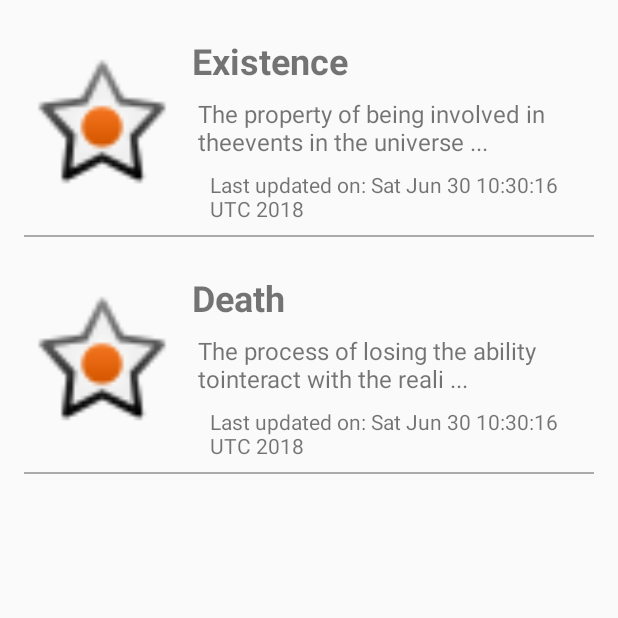
After one commit to EddyMM/life-today-journal-app, an Android app: the EntryListActivity screen opened directly, with no data from a screen before it, on a phone screen of 412 x 824 dp, the top half of it. The commit adds this screen. Run offline under Robolectric (Android 15) with nearby library versions, the phone set to English and light mode, and no system bars.

Commit message:
Display entry list using recyclerview

```diff
--- a/app/build.gradle
+++ b/app/build.gradle
@@ -27,6 +27,7 @@ dependencies {
     implementation 'com.android.support:appcompat-v7:27.1.1'
     implementation 'com.android.support:design:27.1.1'
     implementation 'com.android.support.constraint:constraint-layout:1.1.2'
+    implementation 'com.android.support:recyclerview-v7:27.1.1'
     implementation 'com.google.firebase:firebase-core:16.0.1'
 
     implementation 'com.google.firebase:firebase-auth:16.0.2'
--- a/app/src/main/AndroidManifest.xml
+++ b/app/src/main/AndroidManifest.xml
@@ -18,6 +18,9 @@
                 <category android:name="android.intent.category.LAUNCHER"/>
             </intent-filter>
         </activity>
+
+        <activity android:name=".views.Entries.EntryListActivity"
+            android:launchMode="singleTop" />
     </application>
 
 </manifest>
--- /dev/null
+++ b/app/src/main/java/com/solo/lifetoday/Constants.java
@@ -0,0 +1,9 @@
+package com.solo.lifetoday;
+
+/**
+ * @author eddy.
+ */
+
+public class Constants {
+    public static final int ENTRY_ITEM_EXCERPT_SIZE = 60;
+}
--- /dev/null
+++ b/app/src/main/java/com/solo/lifetoday/models/Entry.java
@@ -0,0 +1,50 @@
+package com.solo.lifetoday.models;
+
+import java.util.Date;
+
+/**
+ * @author eddy.
+ */
+
+public class Entry {
+    private String mTitle, mContent;
+    private Date mCreatedOn, mLastUpdatedOn;
+
+    public Entry(String title, String content) {
+        mTitle = title;
+        mContent = content;
+        mCreatedOn = new Date();
+    }
+
+    public String getTitle() {
+        return mTitle;
+    }
+
+    public void setTitle(String title) {
+        mTitle = title;
+    }
+
+    public String getContent() {
+        return mContent;
+    }
+
+    public void setContent(String content) {
+        mContent = content;
+    }
+
+    public Date getCreatedOn() {
+        return mCreatedOn;
+    }
+
+    public void setCreatedOn(Date createdOn) {
+        mCreatedOn = createdOn;
+    }
+
+    public Date getLastUpdatedOn() {
+        return (mLastUpdatedOn == null) ? mCreatedOn : mLastUpdatedOn;
+    }
+
+    public void setLastUpdatedOn(Date lastUpdatedOn) {
+        mLastUpdatedOn = lastUpdatedOn;
+    }
+}
--- /dev/null
+++ b/app/src/main/java/com/solo/lifetoday/views/Entries/EntryListActivity.java
@@ -0,0 +1,16 @@
+package com.solo.lifetoday.views.Entries;
+
+import android.support.v4.app.Fragment;
+
+import com.solo.lifetoday.views.SingleFragmentActivity;
+
+/**
+ * @author eddy.
+ */
+
+public class EntryListActivity extends SingleFragmentActivity {
+    @Override
+    protected Fragment createFragment() {
+        return new EntryListFragment();
+    }
+}
--- /dev/null
+++ b/app/src/main/java/com/solo/lifetoday/views/Entries/EntryListFragment.java
@@ -0,0 +1,103 @@
+package com.solo.lifetoday.views.Entries;
+
+import android.os.Bundle;
+import android.support.annotation.NonNull;
+import android.support.annotation.Nullable;
+import android.support.v4.app.Fragment;
+import android.support.v7.widget.LinearLayoutManager;
+import android.support.v7.widget.RecyclerView;
+import android.view.LayoutInflater;
+import android.view.View;
+import android.view.ViewGroup;
+import android.widget.TextView;
+
+import com.solo.lifetoday.Constants;
+import com.solo.lifetoday.R;
+import com.solo.lifetoday.models.Entry;
+
+import java.util.ArrayList;
+
+/**
+ * @author eddy.
+ */
+
+public class EntryListFragment extends Fragment {
+    RecyclerView mEntriesRecyclerView;
+
+    @Override
+    public void onCreate(@Nullable Bundle savedInstanceState) {
+        super.onCreate(savedInstanceState);
+    }
+
+    @Nullable
+    @Override
+    public View onCreateView(@NonNull LayoutInflater inflater, @Nullable ViewGroup container,
+            @Nullable Bundle savedInstanceState) {
+        View fragmentView = inflater.inflate(R.layout.entry_list_fragment, container, false);
+
+        mEntriesRecyclerView = fragmentView.findViewById(R.id.entriesRecyclerView);
+        ArrayList<Entry> entries = new ArrayList<>();
+        entries.add(new Entry("Existence", "The property of being involved in the"
+                + "events in the universe"));
+        entries.add(new Entry("Death", "The process of losing the ability to"
+                + "interact with the reality assumed to be life"));
+        mEntriesRecyclerView.setLayoutManager(new LinearLayoutManager(requireContext()));
+        mEntriesRecyclerView.setAdapter(new EntriesAdapter(entries));
+
+        return fragmentView;
+    }
+
+    /**
+     * Adapter to provide the entries
+     */
+    private class EntriesAdapter extends RecyclerView.Adapter<EntryViewHolder> {
+        private ArrayList<Entry> mEntries;
+
+        EntriesAdapter(ArrayList<Entry> entries) {
+            mEntries = entries;
+        }
+
+        @NonNull
+        @Override
+        public EntryViewHolder onCreateViewHolder(@NonNull ViewGroup parent, int viewType) {
+            View entryView = LayoutInflater.from(requireContext())
+                    .inflate(R.layout.entry_view, parent, false);
+
+            return new EntryViewHolder(entryView);
+        }
+
+        @Override
+        public void onBindViewHolder(@NonNull EntryViewHolder holder, int position) {
+            holder.bind(mEntries.get(position));
+        }
+
+        @Override
+        public int getItemCount() {
+            return mEntries.size();
+        }
+    }
+
+    /**
+     * ViewHolder for an entry in the journal
+     */
+    private class EntryViewHolder extends RecyclerView.ViewHolder {
+        private TextView mTitleTextView, mContentTextView, mLastUpdatedOnTextView;
+
+        EntryViewHolder(View itemView) {
+            super(itemView);
+            mTitleTextView = itemView.findViewById(R.id.titleTextView);
+            mContentTextView = itemView.findViewById(R.id.contentTextView);
+            mLastUpdatedOnTextView = itemView.findViewById(R.id.lastUpdatedOnTextView);
+        }
+
+        void bind(Entry entry) {
+            mTitleTextView.setText(entry.getTitle());
+            mContentTextView.setText(String.format("%s %s",
+                    entry.getContent().substring(0, Constants.ENTRY_ITEM_EXCERPT_SIZE-1),
+                    getString(R.string.continuation_symbol)));
+            mLastUpdatedOnTextView.setText(String.format("%s %s",
+                    getString(R.string.last_update_on),
+                    entry.getLastUpdatedOn().toString()));
+        }
+    }
+}
--- a/app/src/main/java/com/solo/lifetoday/views/SignIn/SignInFragment.java
+++ b/app/src/main/java/com/solo/lifetoday/views/SignIn/SignInFragment.java
@@ -26,6 +26,7 @@ import com.google.firebase.auth.FirebaseAuth;
 import com.google.firebase.auth.GoogleAuthProvider;
 import com.solo.lifetoday.R;
 import com.solo.lifetoday.presenters.SignInPresenter;
+import com.solo.lifetoday.views.Entries.EntryListActivity;
 
 /**
  * @author eddy.
@@ -150,6 +151,8 @@ public class SignInFragment extends Fragment implements SignInPresenter.View {
             Log.d(TAG, "signInWithCredential: success");
             // FirebaseUser user = mFirebaseAuth.getCurrentUser();
             // TODO Start the Journal List Activity
+            Intent entryListIntent = new Intent(requireActivity(), EntryListActivity.class);
+            startActivity(entryListIntent);
         } else {
             Log.w(TAG,
                     "Signin with credentials failed",
--- a/app/src/main/java/com/solo/lifetoday/views/SingleFragmentActivity.java
+++ b/app/src/main/java/com/solo/lifetoday/views/SingleFragmentActivity.java
@@ -5,6 +5,7 @@ import android.support.annotation.Nullable;
 import android.support.v4.app.Fragment;
 import android.support.v4.app.FragmentActivity;
 import android.support.v4.app.FragmentManager;
+import android.util.Log;
 
 import com.solo.lifetoday.R;
 
@@ -25,6 +26,8 @@ public abstract class SingleFragmentActivity extends FragmentActivity {
         FragmentManager fm = getSupportFragmentManager();
         Fragment fragment = fm.findFragmentById(R.id.fragment_container);
 
+        Log.i(TAG, "Current fragment: " + fragment);
+
         if (fragment == null) {
             fragment = createFragment();
             fm.beginTransaction()
--- /dev/null
+++ b/app/src/main/res/layout/entry_list_fragment.xml
@@ -0,0 +1,20 @@
+<?xml version="1.0" encoding="utf-8"?>
+<android.support.constraint.ConstraintLayout xmlns:android="http://schemas.android.com/apk/res/android"
+    xmlns:app="http://schemas.android.com/apk/res-auto"
+    xmlns:tools="http://schemas.android.com/tools"
+    android:layout_width="match_parent"
+    android:layout_height="match_parent">
+
+    <android.support.v7.widget.RecyclerView
+        android:id="@+id/entriesRecyclerView"
+        android:layout_width="0dp"
+        android:layout_height="0dp"
+        android:layout_marginBottom="8dp"
+        android:layout_marginEnd="8dp"
+        android:layout_marginStart="8dp"
+        android:layout_marginTop="8dp"
+        app:layout_constraintBottom_toBottomOf="parent"
+        app:layout_constraintEnd_toEndOf="parent"
+        app:layout_constraintStart_toStartOf="parent"
+        app:layout_constraintTop_toTopOf="parent" />
+</android.support.constraint.ConstraintLayout>
--- /dev/null
+++ b/app/src/main/res/layout/entry_view.xml
@@ -0,0 +1,83 @@
+<?xml version="1.0" encoding="utf-8"?>
+<android.support.constraint.ConstraintLayout xmlns:android="http://schemas.android.com/apk/res/android"
+    xmlns:app="http://schemas.android.com/apk/res-auto"
+    xmlns:tools="http://schemas.android.com/tools"
+    android:layout_width="match_parent"
+    android:layout_height="wrap_content">
+
+    <TextView
+        android:id="@+id/titleTextView"
+        android:layout_width="268dp"
+        android:layout_height="wrap_content"
+        android:layout_marginEnd="8dp"
+        android:layout_marginRight="8dp"
+        android:layout_marginTop="8dp"
+        android:textSize="24sp"
+        android:textStyle="bold"
+        app:layout_constraintEnd_toEndOf="parent"
+        app:layout_constraintTop_toTopOf="@+id/entryIconImageView"
+        tools:text="TITLE" />
+
+    <TextView
+        android:id="@+id/contentTextView"
+        android:layout_width="268dp"
+        android:layout_height="wrap_content"
+        android:layout_marginEnd="8dp"
+        android:layout_marginStart="8dp"
+        android:layout_marginTop="8dp"
+        android:textSize="16sp"
+        app:layout_constraintEnd_toEndOf="parent"
+        app:layout_constraintStart_toStartOf="@+id/titleTextView"
+        app:layout_constraintTop_toBottomOf="@+id/titleTextView"
+        tools:text="CONTENT" />
+
+    <ImageView
+        android:id="@+id/entryIconImageView"
+        android:layout_width="0dp"
+        android:layout_height="0dp"
+        android:layout_marginBottom="8dp"
+        android:layout_marginEnd="8dp"
+        android:layout_marginStart="8dp"
+        android:layout_marginTop="8dp"
+        android:scaleType="fitCenter"
+        android:src="@android:drawable/star_on"
+        app:layout_constraintBottom_toTopOf="@+id/entry_divider"
+        app:layout_constraintEnd_toStartOf="@+id/titleTextView"
+        app:layout_constraintStart_toStartOf="parent"
+        app:layout_constraintTop_toTopOf="parent"
+        android:contentDescription="@string/entry_icon_description" />
+
+    <android.support.constraint.Guideline
+        android:id="@+id/guideline"
+        android:layout_width="wrap_content"
+        android:layout_height="wrap_content"
+        android:orientation="vertical"
+        app:layout_constraintGuide_begin="20dp" />
+
+    <View
+        android:id="@+id/entry_divider"
+        android:layout_width="match_parent"
+        android:layout_height="1dp"
+        android:layout_marginBottom="8dp"
+        android:layout_marginEnd="8dp"
+        android:layout_marginStart="8dp"
+        android:background="@android:color/darker_gray"
+        app:layout_constraintBottom_toBottomOf="parent"
+        app:layout_constraintEnd_toEndOf="parent"
+        app:layout_constraintStart_toStartOf="parent" />
+
+    <TextView
+        android:id="@+id/lastUpdatedOnTextView"
+        android:layout_width="0dp"
+        android:layout_height="wrap_content"
+        android:layout_marginBottom="8dp"
+        android:layout_marginEnd="8dp"
+        android:layout_marginStart="8dp"
+        android:layout_marginTop="8dp"
+        tools:text="LAST UPDATED ON"
+        android:textSize="14sp"
+        app:layout_constraintBottom_toTopOf="@+id/entry_divider"
+        app:layout_constraintEnd_toEndOf="parent"
+        app:layout_constraintStart_toStartOf="@+id/contentTextView"
+        app:layout_constraintTop_toBottomOf="@+id/contentTextView" />
+</android.support.constraint.ConstraintLayout>
--- a/app/src/main/res/layout/signin_fragment.xml
+++ b/app/src/main/res/layout/signin_fragment.xml
@@ -19,7 +19,7 @@
 
     <!-- For testing until sign out added later -->
     <Button
-        android:visibility="invisible"
+
         android:id="@+id/googleSignOutButton"
         android:layout_width="160dp"
         android:layout_height="wrap_content"
@@ -71,6 +71,7 @@
         android:text="@string/app_name"
         android:textAlignment="center"
         android:textSize="34sp"
+        android:textColor="@color/colorSecondaryText"
         app:layout_constraintEnd_toEndOf="parent"
         app:layout_constraintHorizontal_bias="0.502"
         app:layout_constraintStart_toStartOf="parent"
--- a/app/src/main/res/values/strings.xml
+++ b/app/src/main/res/values/strings.xml
@@ -2,4 +2,7 @@
     <string name="app_name">Life Today</string>
     <string name="intro_screen_image">Introduction screen image</string>
     <string name="appDescription">A journal application for your thoughts and feelings</string>
+    <string name="continuation_symbol">...</string>
+    <string name="entry_icon_description">Entry icon</string>
+    <string name="last_update_on">Last updated on:</string>
 </resources>
```
